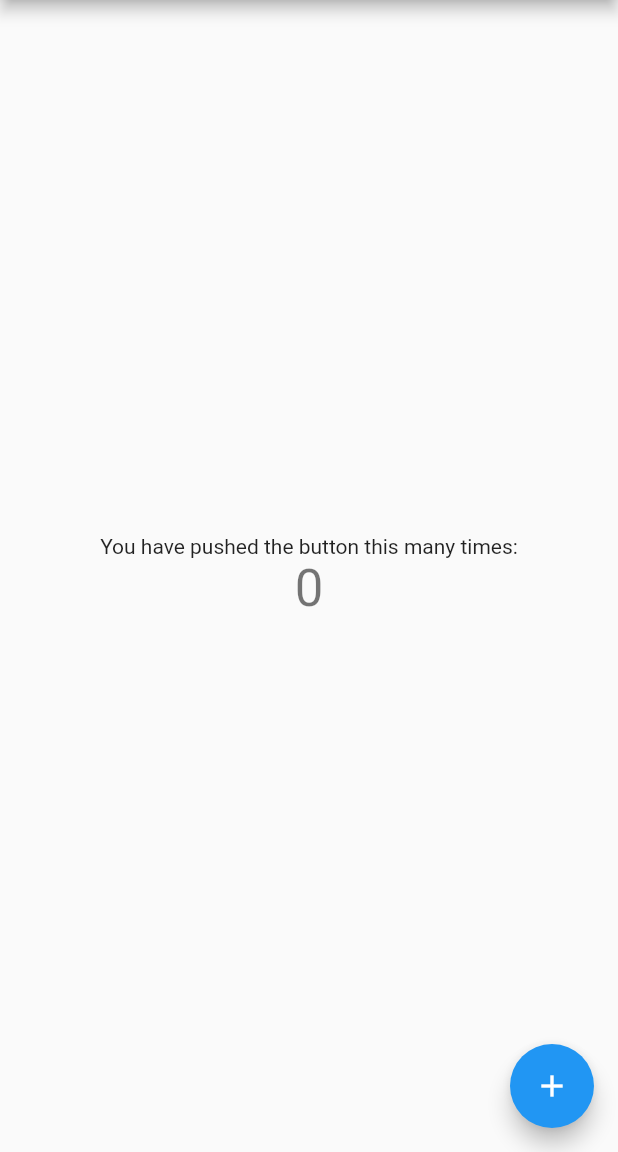
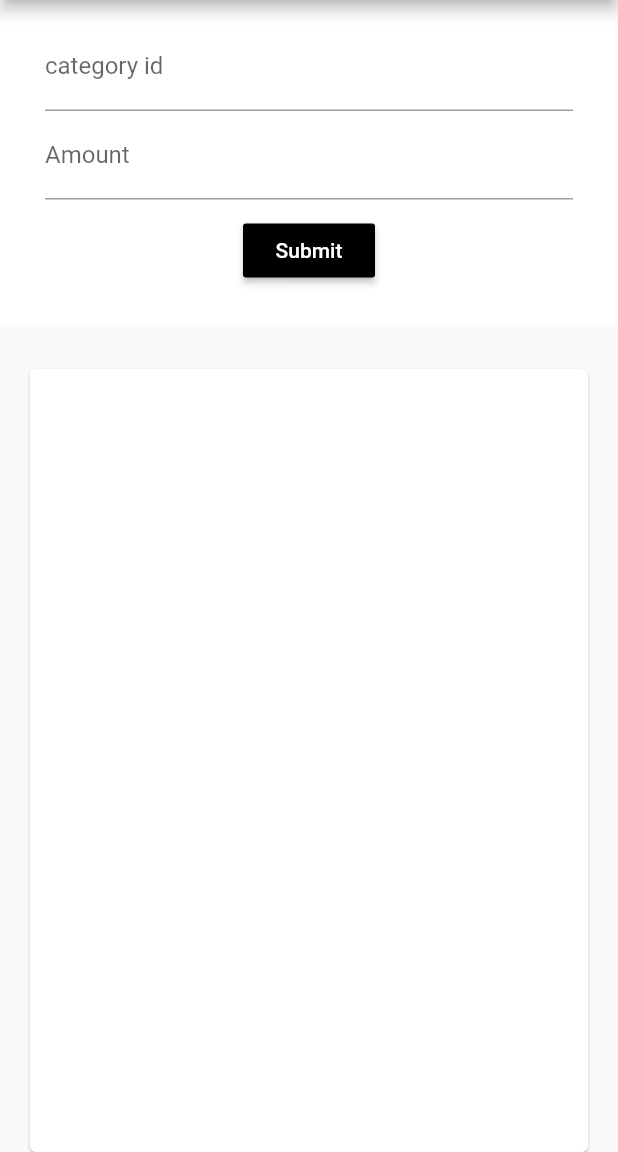
Before and after one commit to babashunya/flutter_money_app, a Flutter app: the screen it shows after launch, on a phone screen of 412 x 824 dp, the part 84-1236 px from its top. Run offline on Flutter 3.47's test engine with Material 2 defaults, Android fonts, the phone set to English and light mode, and no system bars; our stand-ins replace sqflite; accounts and stored records are empty.

Commit message:
Create Complete SQLite CRUD Operations in Flutter

```diff
--- a/lib/main.dart
+++ b/lib/main.dart
@@ -1,4 +1,8 @@
 import 'package:flutter/material.dart';
+import 'package:flutter_money_app/models/money.dart';
+import 'package:flutter_money_app/utils/database_helper.dart';
+
+const dartBlueColor = Color(0xff486579);
 
 void main() {
   runApp(MyApp());
@@ -50,17 +54,20 @@ class MyHomePage extends StatefulWidget {
 }
 
 class _MyHomePageState extends State<MyHomePage> {
-  int _counter = 0;
+  Money _money = Money();
+  List<Money> _moneys = [];
+  DatabaseHelper _dbHelper = DatabaseHelper.instance;
+  final _formKey = GlobalKey<FormState>();
+  final _ctrlCategoryId = TextEditingController();
+  final _ctrlAmount = TextEditingController();
 
-  void _incrementCounter() {
+  @override
+  void initState() {
+    super.initState();
     setState(() {
-      // This call to setState tells the Flutter framework that something has
-      // changed in this State, which causes it to rerun the build method below
-      // so that the display can reflect the updated values. If we changed
-      // _counter without calling setState(), then the build method would not be
-      // called again, and so nothing would appear to happen.
-      _counter++;
+      _dbHelper = DatabaseHelper.instance;
     });
+    _refreshMoneyList();
   }
 
   @override
@@ -81,37 +88,119 @@ class _MyHomePageState extends State<MyHomePage> {
         // Center is a layout widget. It takes a single child and positions it
         // in the middle of the parent.
         child: Column(
-          // Column is also a layout widget. It takes a list of children and
-          // arranges them vertically. By default, it sizes itself to fit its
-          // children horizontally, and tries to be as tall as its parent.
-          //
-          // Invoke "debug painting" (press "p" in the console, choose the
-          // "Toggle Debug Paint" action from the Flutter Inspector in Android
-          // Studio, or the "Toggle Debug Paint" command in Visual Studio Code)
-          // to see the wireframe for each widget.
-          //
-          // Column has various properties to control how it sizes itself and
-          // how it positions its children. Here we use mainAxisAlignment to
-          // center the children vertically; the main axis here is the vertical
-          // axis because Columns are vertical (the cross axis would be
-          // horizontal).
-          mainAxisAlignment: MainAxisAlignment.center,
+          mainAxisAlignment: MainAxisAlignment.start,
           children: <Widget>[
-            Text(
-              'You have pushed the button this many times:',
+            _form(),
+            _list(),
+          ],
+        ),
+      ),
+    );
+  }
+
+  _form() => Container(
+      color: Colors.white,
+      padding: EdgeInsets.symmetric(vertical: 15, horizontal: 30),
+      child: Form(
+        key: _formKey,
+        child: Column(
+          children: <Widget>[
+            TextFormField(
+              controller: _ctrlCategoryId,
+              decoration: InputDecoration(labelText: 'category id'),
+              onSaved: (val) =>
+                  setState(() => _money.categoryId = int.parse(val)),
+              validator: (val) =>
+                  (val.length == 0 ? 'This field is required' : null),
             ),
-            Text(
-              '$_counter',
-              style: Theme.of(context).textTheme.headline4,
+            TextFormField(
+              controller: _ctrlAmount,
+              decoration: InputDecoration(labelText: 'Amount'),
+              onSaved: (val) => setState(() => _money.amount = int.parse(val)),
+              validator: (val) =>
+                  (val.length == 0 ? 'This field is required' : null),
+            ),
+            Container(
+              margin: EdgeInsets.all(10.0),
+              child: RaisedButton(
+                onPressed: () => _onSubmit(),
+                child: Text('Submit'),
+                color: Colors.black,
+                textColor: Colors.white,
+              ),
             ),
           ],
         ),
-      ),
-      floatingActionButton: FloatingActionButton(
-        onPressed: _incrementCounter,
-        tooltip: 'Increment',
-        child: Icon(Icons.add),
-      ), // This trailing comma makes auto-formatting nicer for build methods.
-    );
+      ));
+
+  _refreshMoneyList() async {
+    List<Money> x = await _dbHelper.fetchMoneys();
+    setState(() {
+      _moneys = x;
+    });
   }
+
+  _onSubmit() async {
+    var form = _formKey.currentState;
+    if (form.validate()) {
+      form.save();
+      if (_money.id == null)
+        await _dbHelper.insertMoney(_money);
+      else
+        await _dbHelper.updateMoney(_money);
+      _refreshMoneyList();
+      _resetForm();
+    }
+  }
+
+  _resetForm() {
+    setState(() {
+      _formKey.currentState.reset();
+      _ctrlCategoryId.clear();
+      _ctrlAmount.clear();
+      _money.id = null;
+    });
+  }
+
+  _list() => Expanded(
+      child: Card(
+          margin: EdgeInsets.fromLTRB(20, 30, 20, 0),
+          child: ListView.builder(
+            padding: EdgeInsets.all(8),
+            itemBuilder: (context, index) {
+              return Column(
+                children: <Widget>[
+                  ListTile(
+                    leading: Icon(Icons.account_circle,
+                        color: dartBlueColor, size: 40.0),
+                    title: Text(
+                      _moneys[index].amount.toString(),
+                      style: TextStyle(
+                          color: dartBlueColor, fontWeight: FontWeight.bold),
+                    ),
+                    subtitle: Text(_moneys[index].categoryId.toString()),
+                    trailing: IconButton(
+                        icon: Icon(Icons.delete_sweep, color: Colors.black),
+                        onPressed: () async {
+                          await _dbHelper.deleteMoney(_moneys[index].id);
+                          _resetForm();
+                          _refreshMoneyList();
+                        }),
+                    onTap: () {
+                      setState(() {
+                        _money = _moneys[index];
+                        _ctrlCategoryId.text =
+                            _moneys[index].categoryId.toString();
+                        _ctrlAmount.text = _moneys[index].amount.toString();
+                      });
+                    },
+                  ),
+                  Divider(
+                    height: 5.0,
+                  ),
+                ],
+              );
+            },
+            itemCount: _moneys.length,
+          )));
 }
--- /dev/null
+++ b/lib/models/money.dart
@@ -0,0 +1,33 @@
+class Money {
+  static const tblMoney = 'moneys';
+  static const colId = 'id';
+  static const colCategoryId = 'categoryId';
+  static const colAmount = 'amount';
+
+  Money({
+    this.id,
+    this.categoryId,
+    this.amount,
+    // this.updatedAt,
+    // this.createdAt,
+  });
+
+  int id;
+  int categoryId;
+  int amount;
+
+  Money.fromMap(Map<String, dynamic> map) {
+    id = map[colId];
+    categoryId = map[colCategoryId];
+    amount = map[colAmount];
+  }
+
+  // DateTime updatedAt;
+  // DateTime createdAt;
+
+  Map<String, dynamic> toMap() {
+    var map = <String, dynamic>{colCategoryId: categoryId, colAmount: amount};
+    if (id != null) map[colId] = id;
+    return map;
+  }
+}
--- /dev/null
+++ b/lib/utils/database_helper.dart
@@ -0,0 +1,67 @@
+import 'dart:io';
+import 'package:flutter_money_app/models/money.dart';
+import 'package:path_provider/path_provider.dart';
+import 'package:sqflite/sqflite.dart';
+import 'package:sqflite/sqlite_api.dart';
+import 'package:path/path.dart';
+
+class DatabaseHelper {
+  static const _databaseName = 'MoneyData.db';
+  static const _databaseVersion = 1;
+
+// Singleton class
+  DatabaseHelper._();
+  static final DatabaseHelper instance = DatabaseHelper._();
+
+  Database _database;
+  Future<Database> get database async {
+    if (_database != null) return _database;
+    _database = await _initDatabase();
+    return _database;
+  }
+
+  _initDatabase() async {
+    Directory dataDirectory = await getApplicationDocumentsDirectory();
+    String dbPath = join(dataDirectory.path, _databaseName);
+    print(dbPath);
+    return await openDatabase(dbPath,
+        version: _databaseVersion, onCreate: _onCreateDB);
+  }
+
+  _onCreateDB(Database db, int version) async {
+    await db.execute('''
+      CREATE TABLE ${Money.tblMoney} (
+        ${Money.colId} INTEGER PRIMARY KEY AUTOINCREMENT,
+        ${Money.colCategoryId} INTEGER NOT NULL,
+        ${Money.colAmount} INTEGER NOT NULL
+      )
+    ''');
+  }
+
+  Future<int> insertMoney(Money money) async {
+    Database db = await database;
+    print(money.toMap());
+    return await db.insert(Money.tblMoney, money.toMap());
+  }
+
+  Future<int> updateMoney(Money money) async {
+    Database db = await database;
+    print(money.toMap());
+    return await db.update(Money.tblMoney, money.toMap(),
+        where: '${Money.colId}=?', whereArgs: [money.id]);
+  }
+
+  Future<int> deleteMoney(int id) async {
+    Database db = await database;
+    return await db
+        .delete(Money.tblMoney, where: '${Money.colId}=?', whereArgs: [id]);
+  }
+
+  Future<List<Money>> fetchMoneys() async {
+    Database db = await database;
+    List<Map> moneys = await db.query(Money.tblMoney);
+    return moneys.length == 0
+        ? []
+        : moneys.map((e) => Money.fromMap(e)).toList();
+  }
+}
--- a/pubspec.yaml
+++ b/pubspec.yaml
@@ -28,6 +28,8 @@ dependencies:
   # The following adds the Cupertino Icons font to your application.
   # Use with the CupertinoIcons class for iOS style icons.
   cupertino_icons: ^1.0.0
+  sqflite: any
+  path_provider: any
 
 dev_dependencies:
   flutter_test:
```
Also changed, not shown: pubspec.lock, 7 other files.
